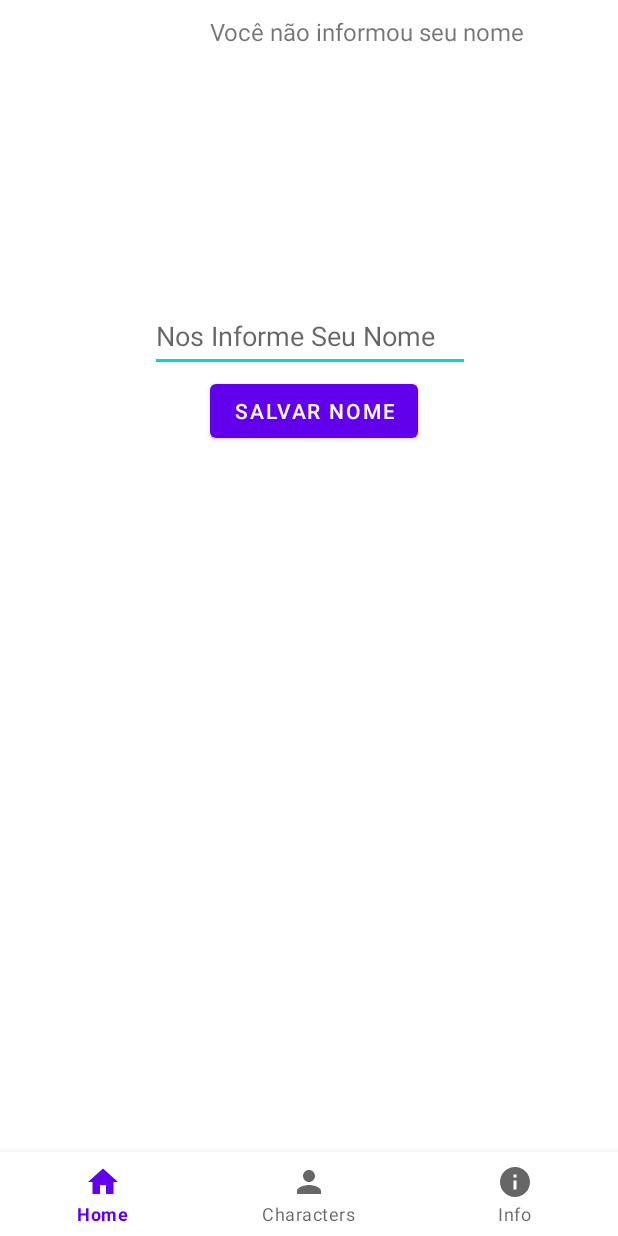
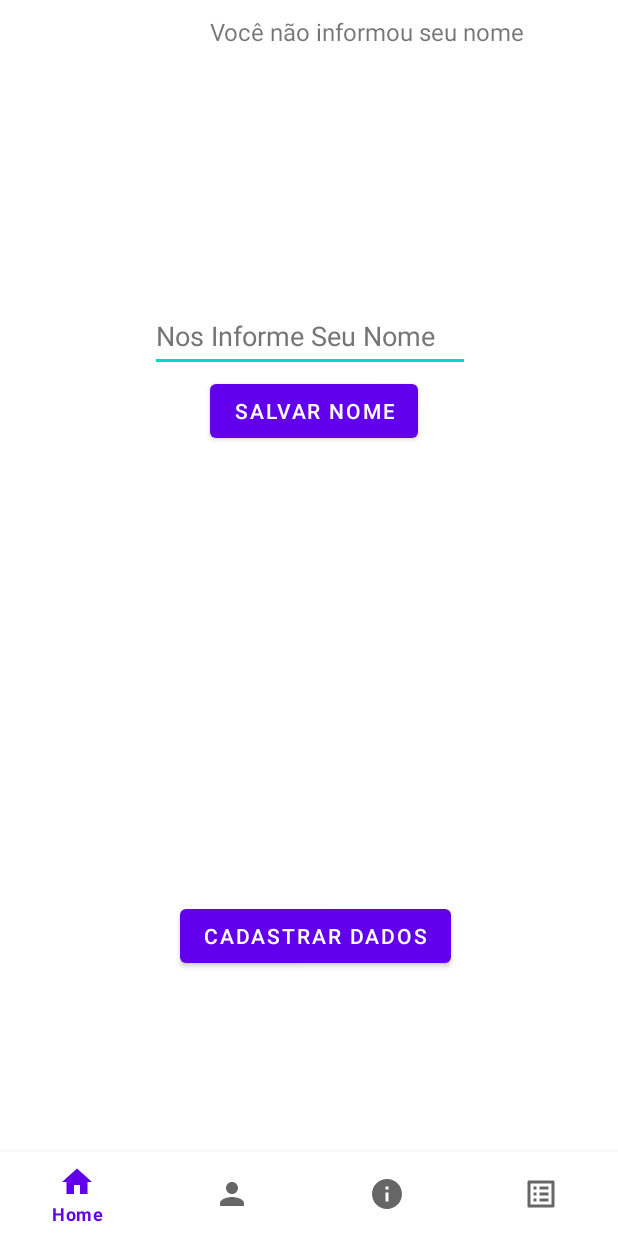
Before and after one commit to LeoOliverr/Mildhein-App, an Android app: the screen it shows after launch (MainActivity), on a phone screen of 412 x 824 dp. Run offline under Robolectric (Android 15) with nearby library versions, the phone set to English and light mode, and no system bars.

Commit message:
Adição banco de dados

```diff
--- a/app/src/main/AndroidManifest.xml
+++ b/app/src/main/AndroidManifest.xml
@@ -14,6 +14,9 @@
         android:theme="@style/Theme.MildheinApp"
         tools:targetApi="31">
         <activity
+            android:name=".ActivityCadastro"
+            android:exported="false" />
+        <activity
             android:name=".MainActivity"
             android:exported="true">
             <intent-filter>
--- a/app/src/main/java/com/example/mildheinapp/InfoFragment.java
+++ b/app/src/main/java/com/example/mildheinapp/InfoFragment.java
@@ -19,11 +19,10 @@ import android.widget.TextView;
 import com.example.mildheinapp.databinding.FragmentInfoBinding;
 
 
-public class InfoFragment extends Fragment {
+public class InfoFragment extends Fragment{
 
     FragmentInfoBinding binding;
 
-    ImageView Instagram, Facebook;
 
 
     @Override
--- a/app/src/main/java/com/example/mildheinapp/MainActivity.java
+++ b/app/src/main/java/com/example/mildheinapp/MainActivity.java
@@ -7,6 +7,7 @@ import androidx.fragment.app.FragmentTransaction;
 
 import android.content.Context;
 import android.content.SharedPreferences;
+import android.database.sqlite.SQLiteDatabase;
 import android.os.Bundle;
 import android.view.View;
 import android.view.Window;
@@ -20,10 +21,11 @@ import com.example.mildheinapp.databinding.ActivityMainBinding;
 public class MainActivity extends AppCompatActivity {
 
     ActivityMainBinding binding;
+    private SQLiteDatabase PartidaDados;
 
 
-    private Button Salvar;
-    private EditText InformaNome;
+    private Button Salvar, Guardar;
+    private EditText InformaNome, Tempo, Personagem;
     private TextView MostraNome;
     private static final String ARQUIVO_PREFERENCIA = "NomeUsuário";
 
@@ -33,10 +35,14 @@ public class MainActivity extends AppCompatActivity {
         getSupportActionBar().hide();
         binding = ActivityMainBinding.inflate(getLayoutInflater());
         setContentView(binding.getRoot());
+        criarBancoDeDados();
 
         Salvar = findViewById(R.id.button);
         InformaNome = findViewById(R.id.editTextTextPersonName);
         MostraNome = findViewById(R.id.textView4);
+        Guardar = findViewById(R.id.button2);
+        Tempo = findViewById(R.id.editTextTextPersonName2);
+        Personagem = findViewById(R.id.editTextTextPersonName3);
 
         Salvar.setOnClickListener(new View.OnClickListener() {
             @Override
@@ -60,6 +66,7 @@ public class MainActivity extends AppCompatActivity {
             }
         });
 
+
         SharedPreferences preferences = getSharedPreferences(ARQUIVO_PREFERENCIA, 0);
 
         if(preferences.contains("nome")){
@@ -81,10 +88,23 @@ public class MainActivity extends AppCompatActivity {
                 case R.id.info:
                     replaceFragment(new InfoFragment());
                     break;
+                case R.id.form:
+                    replaceFragment(new EmptyFragment());
+                    break;
             }
 
             return true;
         });
+    }
+
+    public void criarBancoDeDados() {
+        try{
+            PartidaDados = openOrCreateDatabase("Records", MODE_PRIVATE, null);
+            PartidaDados.execSQL("CREATE TABLE IF NOT EXISTS partidas(" + " id INTEGER PRIMARY KEY AUTOINCREMENT" + ", tempo VARCHAR" + ", personagem VARCHAR)");
+            PartidaDados.close();
+        }catch(Exception e){
+            e.printStackTrace();
+        }
     }
 
 
--- /dev/null
+++ b/app/src/main/res/drawable/ic_baseline_list_alt_24.xml
@@ -0,0 +1,5 @@
+<vector android:height="24dp" android:tint="#000000"
+    android:viewportHeight="24" android:viewportWidth="24"
+    android:width="24dp" xmlns:android="http://schemas.android.com/apk/res/android">
+    <path android:fillColor="@android:color/white" android:pathData="M19,5v14L5,19L5,5h14m1.1,-2L3.9,3c-0.5,0 -0.9,0.4 -0.9,0.9v16.2c0,0.4 0.4,0.9 0.9,0.9h16.2c0.4,0 0.9,-0.5 0.9,-0.9L21,3.9c0,-0.5 -0.5,-0.9 -0.9,-0.9zM11,7h6v2h-6L11,7zM11,11h6v2h-6v-2zM11,15h6v2h-6zM7,7h2v2L7,9zM7,11h2v2L7,13zM7,15h2v2L7,17z"/>
+</vector>
--- a/app/src/main/res/layout/activity_main.xml
+++ b/app/src/main/res/layout/activity_main.xml
@@ -31,8 +31,10 @@
             android:hint="@string/UserName"
             android:inputType="textPersonName"
             android:minHeight="48dp"
+            android:textColorHint="#757575"
             android:translationX="100dp"
-            android:translationY="200dp" />
+            android:translationY="200dp"
+            android:autofillHints="" />
 
         <TextView
             android:id="@+id/textView4"
@@ -41,6 +43,14 @@
             android:textSize="16sp"
             android:translationX="140dp"
             android:translationY="10dp" />
+
+        <Button
+            android:id="@+id/button3"
+            android:layout_width="wrap_content"
+            android:layout_height="wrap_content"
+            android:text="@string/Cadastro"
+            android:translationX="120dp"
+            android:translationY="600dp" />
     </FrameLayout>
 
     <com.google.android.material.bottomnavigation.BottomNavigationView
--- a/app/src/main/res/menu/bottom_nav_menu.xml
+++ b/app/src/main/res/menu/bottom_nav_menu.xml
@@ -16,4 +16,9 @@
         android:icon="@drawable/ic_baseline_info_24"
         android:title="Info"/>
 
+    <item
+        android:id="@+id/form"
+        android:icon="@drawable/ic_baseline_list_alt_24"
+        android:title="Form"/>
+
 </menu>
--- a/app/src/main/res/values/strings.xml
+++ b/app/src/main/res/values/strings.xml
@@ -10,6 +10,11 @@
     <string name="YggsName">Redes sociais da empresa Yggs</string>
     <string name="UserName">Nos Informe Seu Nome</string>
     <string name="SaveButton">Salvar Nome</string>
+    <string name="ID_Table">Id</string>
+    <string name="Time_Table">Tempo</string>
+    <string name="Character_Table">Personagem</string>
+    <string name="KeepButton">Guardar</string>
+    <string name="Cadastro">Cadastrar Dados</string>
     <!-- TODO: Remove or change this placeholder text -->
     <string name="hello_blank_fragment">Hello blank fragment</string>
 </resources>
```
Also changed, not shown: app/src/main/java/com/example/mildheinapp/ActivityCadastro.java (added, +14 -0 lines), app/src/main/java/com/example/mildheinapp/EmptyFragment.java (added, +17 -0 lines), app/src/main/res/layout/activity_cadastro.xml (added, +70 -0 lines), app/src/main/res/layout/fragment_empty.xml (added, +68 -0 lines).
